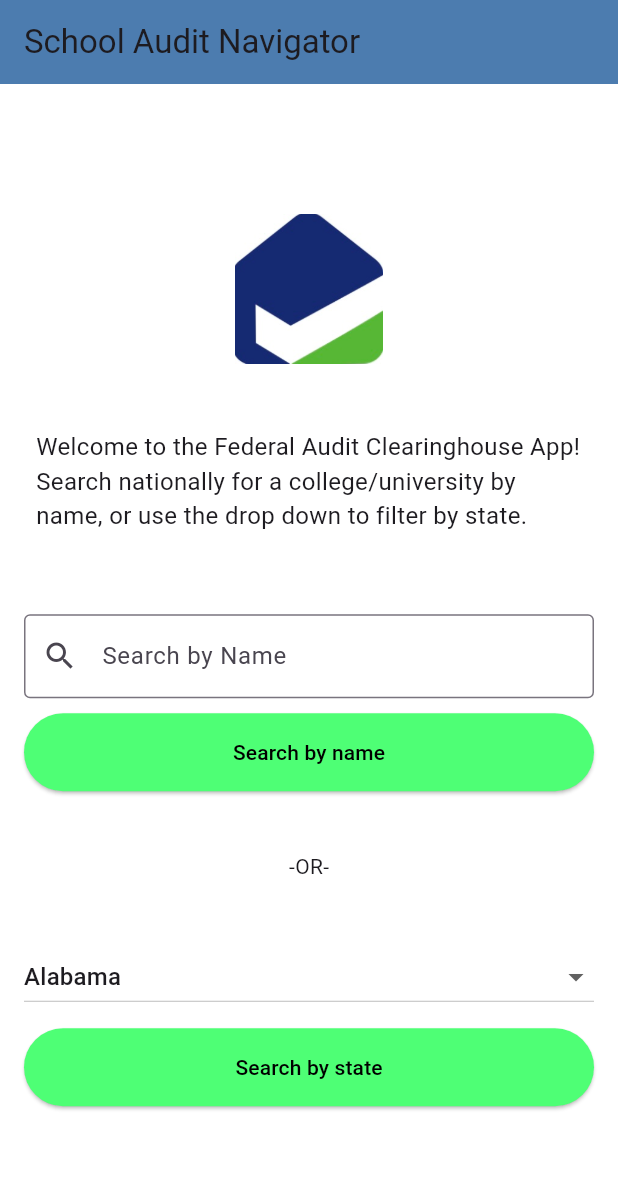
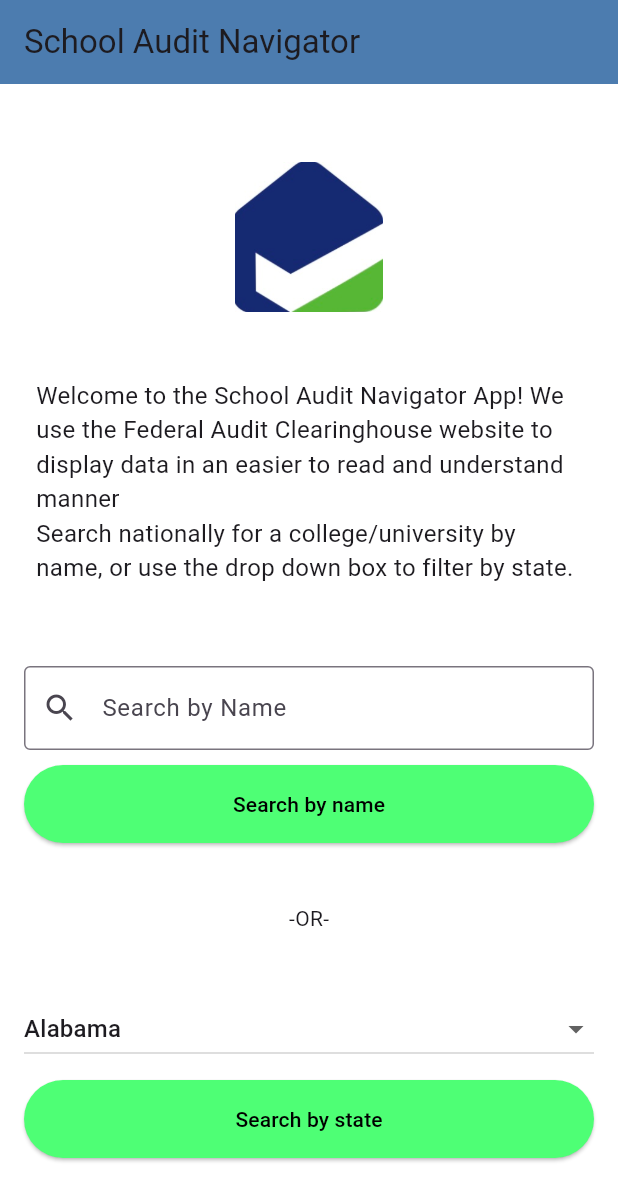
Before and after one commit to dylcarinc/Final-Project, a Flutter app: the screen it shows after launch, on a phone screen of 412 x 824 dp. Shown: the top 1201 px of the screen. Run offline on Flutter 3.47's test engine with Material 3 defaults, Android fonts, the phone set to English and light mode, and no system bars; our stand-ins replace fl_chart, pie_chart; missing offline and left inert: dart:ffi.

Commit message:
updated welcome to app

```diff
--- a/school_audit_navigator/lib/details_page.dart
+++ b/school_audit_navigator/lib/details_page.dart
@@ -1,7 +1,6 @@
 import 'package:flutter/material.dart';
 import 'package:school_audit_navigator/objects/line_graph_data.dart';
 import 'package:school_audit_navigator/widgets/LineGraphWidget.dart';
-import 'package:school_audit_navigator/widgets/widgets.dart';
 
 class Detailspage extends StatefulWidget {
   final String? auditEIN;
--- a/school_audit_navigator/lib/main.dart
+++ b/school_audit_navigator/lib/main.dart
@@ -68,7 +68,7 @@ class _MyHomePageState extends State<MyHomePage> {
               ),
               const SizedBox(height: 40.0),
                  const Paragraph(
-            'Welcome to the Federal Audit Clearinghouse App!\nSearch nationally for a college/university by name, or use the drop down to filter by state.'
+            'Welcome to the School Audit Navigator App! We use the Federal Audit Clearinghouse website to display data in an easier to read and understand manner\nSearch nationally for a college/university by name, or use the drop down box to filter by state.'
             ),
 
 
--- a/school_audit_navigator/lib/widgets/LineGraphWidget.dart
+++ b/school_audit_navigator/lib/widgets/LineGraphWidget.dart
@@ -5,7 +5,7 @@ import 'package:school_audit_navigator/objects/line_graph_data.dart';
 class LineGraphWidget extends StatelessWidget {
   final List<LineGraphData> data;
 
-  const LineGraphWidget(this.data, {Key?key}) : super(key: key);
+  const LineGraphWidget(this.data, {super.key});
 
   @override
   Widget build(BuildContext context) {
```
Also changed, not shown: 1 other file.
